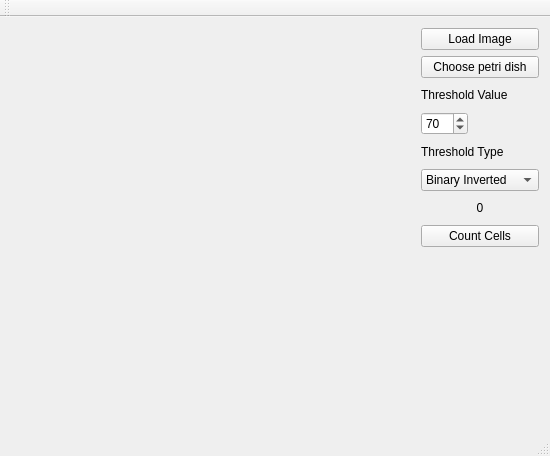
Above: mainwindow.ui from ColonyCounter/ColonyCounter-GUI before the change. Below: the same form after it.
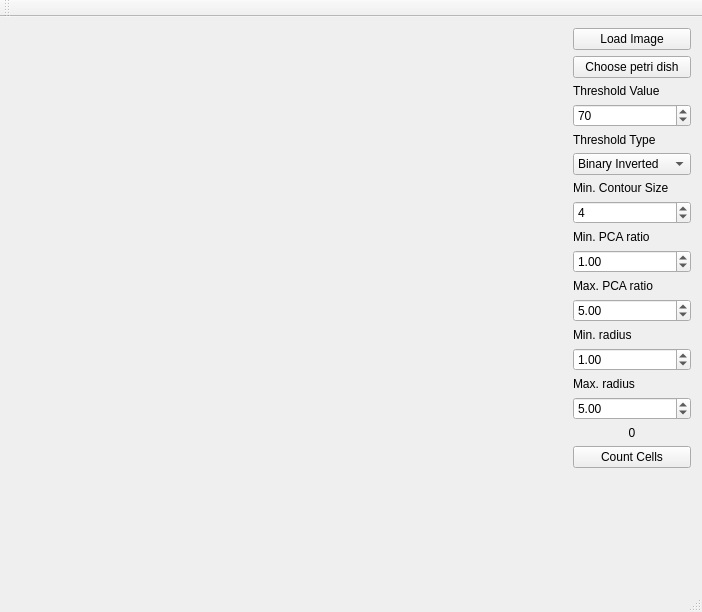
That is the form after the change.

What changed in the file:
```diff
--- a/mainwindow.ui
+++ b/mainwindow.ui
@@ -6,8 +6,8 @@
    <rect>
     <x>0</x>
     <y>0</y>
-    <width>550</width>
-    <height>456</height>
+    <width>702</width>
+    <height>612</height>
    </rect>
   </property>
   <property name="windowTitle">
@@ -15,7 +15,20 @@
   </property>
   <widget class="QWidget" name="centralWidget">
    <layout class="QGridLayout" name="gridLayout">
-    <item row="7" column="1">
+    <item row="0" column="0" rowspan="26">
+     <widget class="QLabel" name="imgLabel">
+      <property name="sizePolicy">
+       <sizepolicy hsizetype="Minimum" vsizetype="Minimum">
+        <horstretch>0</horstretch>
+        <verstretch>0</verstretch>
+       </sizepolicy>
+      </property>
+      <property name="text">
+       <string/>
+      </property>
+     </widget>
+    </item>
+    <item row="17" column="1">
      <widget class="QPushButton" name="countCellsButton">
       <property name="sizePolicy">
        <sizepolicy hsizetype="Preferred" vsizetype="Fixed">
@@ -35,7 +48,17 @@
       </property>
      </widget>
     </item>
-    <item row="8" column="1" rowspan="8">
+    <item row="7" column="1">
+     <widget class="QSpinBox" name="minContourSizeSpin">
+      <property name="maximum">
+       <number>20</number>
+      </property>
+      <property name="value">
+       <number>4</number>
+      </property>
+     </widget>
+    </item>
+    <item row="18" column="1" rowspan="8">
      <spacer name="verticalSpacer">
       <property name="orientation">
        <enum>Qt::Vertical</enum>
@@ -61,20 +84,7 @@
       </property>
      </widget>
     </item>
-    <item row="0" column="0" rowspan="16">
-     <widget class="QLabel" name="imgLabel">
-      <property name="sizePolicy">
-       <sizepolicy hsizetype="Minimum" vsizetype="Minimum">
-        <horstretch>0</horstretch>
-        <verstretch>0</verstretch>
-       </sizepolicy>
-      </property>
-      <property name="text">
-       <string/>
-      </property>
-     </widget>
-    </item>
-    <item row="6" column="1">
+    <item row="16" column="1">
      <widget class="QLabel" name="countCellsLabel">
       <property name="text">
        <string>0</string>
@@ -84,22 +94,6 @@
       </property>
      </widget>
     </item>
-    <item row="3" column="1">
-     <widget class="QSpinBox" name="thresholdValueSpin">
-      <property name="sizePolicy">
-       <sizepolicy hsizetype="Fixed" vsizetype="Fixed">
-        <horstretch>0</horstretch>
-        <verstretch>0</verstretch>
-       </sizepolicy>
-      </property>
-      <property name="maximum">
-       <number>255</number>
-      </property>
-      <property name="value">
-       <number>70</number>
-      </property>
-     </widget>
-    </item>
     <item row="0" column="1">
      <widget class="QPushButton" name="loadImageButton">
       <property name="maximumSize">
@@ -167,6 +161,103 @@
       </property>
      </widget>
     </item>
+    <item row="3" column="1">
+     <widget class="QSpinBox" name="thresholdValueSpin">
+      <property name="maximum">
+       <number>255</number>
+      </property>
+      <property name="value">
+       <number>70</number>
+      </property>
+     </widget>
+    </item>
+    <item row="6" column="1">
+     <widget class="QLabel" name="minContourSizeLabel">
+      <property name="text">
+       <string>Min. Contour Size</string>
+      </property>
+     </widget>
+    </item>
+    <item row="9" column="1">
+     <widget class="QDoubleSpinBox" name="minPcaRatioSpin">
+      <property name="maximum">
+       <double>10.000000000000000</double>
+      </property>
+      <property name="singleStep">
+       <double>0.250000000000000</double>
+      </property>
+      <property name="value">
+       <double>1.000000000000000</double>
+      </property>
+     </widget>
+    </item>
+    <item row="10" column="1">
+     <widget class="QLabel" name="maxPcaRatioLabel">
+      <property name="text">
+       <string>Max. PCA ratio</string>
+      </property>
+     </widget>
+    </item>
+    <item row="8" column="1">
+     <widget class="QLabel" name="minPcaRatioLabel">
+      <property name="text">
+       <string>Min. PCA ratio</string>
+      </property>
+     </widget>
+    </item>
+    <item row="11" column="1">
+     <widget class="QDoubleSpinBox" name="maxPcaRatioSpin">
+      <property name="maximum">
+       <double>10.000000000000000</double>
+      </property>
+      <property name="singleStep">
+       <double>0.250000000000000</double>
+      </property>
+      <property name="value">
+       <double>5.000000000000000</double>
+      </property>
+     </widget>
+    </item>
+    <item row="12" column="1">
+     <widget class="QLabel" name="minRadiusLabel">
+      <property name="text">
+       <string>Min. radius</string>
+      </property>
+     </widget>
+    </item>
+    <item row="14" column="1">
+     <widget class="QLabel" name="maxRadiusLabel">
+      <property name="text">
+       <string>Max. radius</string>
+      </property>
+     </widget>
+    </item>
+    <item row="13" column="1">
+     <widget class="QDoubleSpinBox" name="minRadiusSpin">
+      <property name="maximum">
+       <double>100.000000000000000</double>
+      </property>
+      <property name="singleStep">
+       <double>0.250000000000000</double>
+      </property>
+      <property name="value">
+       <double>1.000000000000000</double>
+      </property>
+     </widget>
+    </item>
+    <item row="15" column="1">
+     <widget class="QDoubleSpinBox" name="maxRadiusSpin">
+      <property name="maximum">
+       <double>100.000000000000000</double>
+      </property>
+      <property name="singleStep">
+       <double>0.250000000000000</double>
+      </property>
+      <property name="value">
+       <double>5.000000000000000</double>
+      </property>
+     </widget>
+    </item>
    </layout>
   </widget>
   <widget class="QMenuBar" name="menuBar">
```
Left out of the diff: 2 changed lines with no effect on the pictures.
